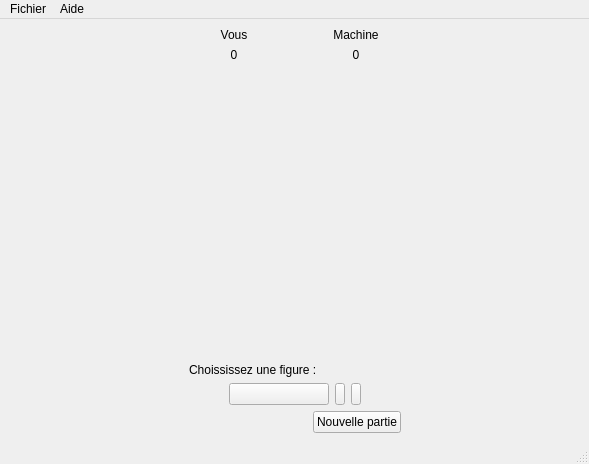
Before: the Qt Designer form V1_SAE-2-01/mainwindow.ui in MathisHeriveau/S2.01-Developpement-d-une-application, drawn with Qt 5.
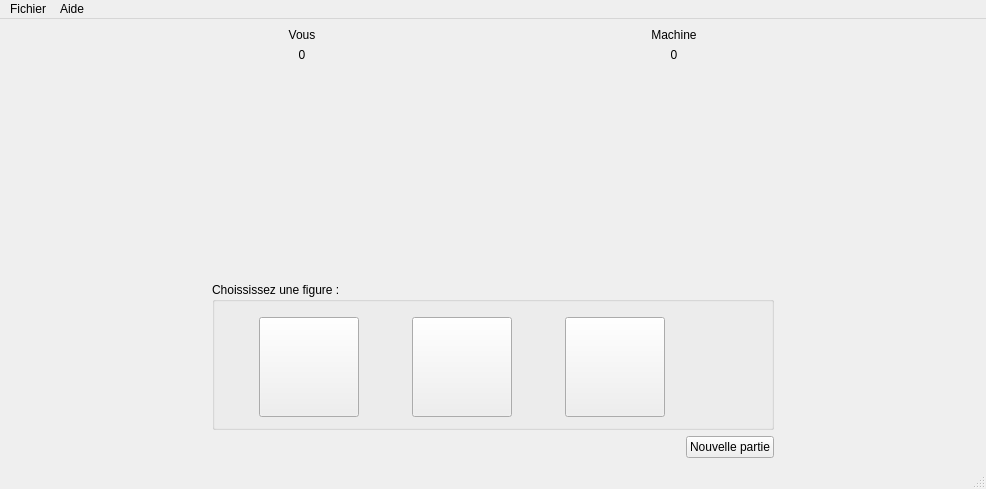
After: the same form once the commit is applied. Icons and pictures are not drawn.

Commit message: Amélioration de l'UI

Diff of the .ui file:
```diff
--- a/V1_SAE-2-01/mainwindow.ui
+++ b/V1_SAE-2-01/mainwindow.ui
@@ -6,10 +6,16 @@
    <rect>
     <x>0</x>
     <y>0</y>
-    <width>589</width>
-    <height>464</height>
+    <width>986</width>
+    <height>489</height>
    </rect>
   </property>
+  <property name="minimumSize">
+   <size>
+    <width>530</width>
+    <height>410</height>
+   </size>
+  </property>
   <property name="windowTitle">
    <string>MainWindow</string>
   </property>
@@ -31,31 +37,18 @@
     <item>
      <layout class="QVBoxLayout" name="layoutSecondaire">
       <item>
-       <layout class="QHBoxLayout" name="layoutPlateau">
-        <item>
-         <layout class="QVBoxLayout" name="layoutPlateauJoueur">
-          <item>
-           <widget class="QLabel" name="labelVous">
-            <property name="text">
-             <string>Vous</string>
-            </property>
-            <property name="alignment">
-             <set>Qt::AlignCenter</set>
-            </property>
-           </widget>
-          </item>
-          <item>
-           <widget class="QLabel" name="labelScoreVous">
-            <property name="text">
-             <string>0</string>
-            </property>
-            <property name="alignment">
-             <set>Qt::AlignCenter</set>
-            </property>
-           </widget>
-          </item>
-          <item>
-           <layout class="QHBoxLayout" name="horizontalLayout_3">
+       <layout class="QGridLayout" name="gridLayout">
+        <property name="topMargin">
+         <number>0</number>
+        </property>
+        <property name="rightMargin">
+         <number>10</number>
+        </property>
+        <property name="bottomMargin">
+         <number>20</number>
+        </property>
+        <item row="1" column="3">
+         <layout class="QHBoxLayout" name="horizontalLayout_4">
             <item>
              <spacer name="horizontalSpacer_4">
               <property name="orientation">
@@ -70,28 +63,37 @@
              </spacer>
             </item>
             <item>
-             <widget class="QLabel" name="iconVous">
+           <widget class="QLabel" name="iconMachine">
               <property name="sizePolicy">
                <sizepolicy hsizetype="Fixed" vsizetype="Fixed">
                 <horstretch>10</horstretch>
                 <verstretch>10</verstretch>
                </sizepolicy>
               </property>
+            <property name="minimumSize">
+             <size>
+              <width>100</width>
+              <height>100</height>
+             </size>
+            </property>
               <property name="maximumSize">
                <size>
-                <width>200</width>
-                <height>200</height>
+              <width>100</width>
+              <height>100</height>
                </size>
               </property>
               <property name="text">
                <string/>
               </property>
               <property name="pixmap">
-               <pixmap resource="ressourcesChifoumi.qrc">:/chifoumi/images/ciseau.gif</pixmap>
+             <pixmap resource="ressourcesChifoumi.qrc">:/chifoumi/images/pierre.gif</pixmap>
               </property>
               <property name="scaledContents">
                <bool>true</bool>
               </property>
+            <property name="alignment">
+             <set>Qt::AlignCenter</set>
+            </property>
              </widget>
             </item>
             <item>
@@ -109,50 +111,130 @@
             </item>
            </layout>
           </item>
+        <item row="1" column="1">
+         <layout class="QHBoxLayout" name="horizontalLayout_5">
+          <property name="rightMargin">
+           <number>0</number>
+          </property>
           <item>
-           <spacer name="verticalSpacer_2">
+           <spacer name="horizontalSpacer_6">
             <property name="orientation">
-             <enum>Qt::Vertical</enum>
+             <enum>Qt::Horizontal</enum>
             </property>
             <property name="sizeHint" stdset="0">
              <size>
-              <width>20</width>
-              <height>40</height>
+              <width>40</width>
+              <height>20</height>
              </size>
             </property>
            </spacer>
           </item>
-         </layout>
-        </item>
-        <item>
-         <layout class="QVBoxLayout" name="layoutPlateauCentre">
           <item>
            <widget class="QLabel" name="label_8">
+            <property name="minimumSize">
+             <size>
+              <width>100</width>
+              <height>100</height>
+             </size>
+            </property>
+            <property name="maximumSize">
+             <size>
+              <width>100</width>
+              <height>100</height>
+             </size>
+            </property>
             <property name="text">
              <string/>
             </property>
             <property name="pixmap">
              <pixmap resource="ressourcesChifoumi.qrc">:/chifoumi/images/versus.gif</pixmap>
             </property>
+            <property name="alignment">
+             <set>Qt::AlignCenter</set>
+            </property>
            </widget>
           </item>
           <item>
-           <spacer name="verticalSpacer">
+           <spacer name="horizontalSpacer_7">
             <property name="orientation">
-             <enum>Qt::Vertical</enum>
+             <enum>Qt::Horizontal</enum>
             </property>
             <property name="sizeHint" stdset="0">
              <size>
-              <width>20</width>
-              <height>40</height>
+              <width>40</width>
+              <height>20</height>
              </size>
             </property>
            </spacer>
           </item>
          </layout>
         </item>
+        <item row="1" column="0">
+         <layout class="QHBoxLayout" name="horizontalLayout_3">
         <item>
-         <layout class="QVBoxLayout" name="layoutPlateauMachine">
+           <spacer name="horizontalSpacer">
+            <property name="orientation">
+             <enum>Qt::Horizontal</enum>
+            </property>
+            <property name="sizeHint" stdset="0">
+             <size>
+              <width>40</width>
+              <height>20</height>
+             </size>
+            </property>
+           </spacer>
+          </item>
+          <item>
+           <widget class="QLabel" name="iconVous">
+            <property name="sizePolicy">
+             <sizepolicy hsizetype="Fixed" vsizetype="Fixed">
+              <horstretch>10</horstretch>
+              <verstretch>10</verstretch>
+             </sizepolicy>
+            </property>
+            <property name="minimumSize">
+             <size>
+              <width>100</width>
+              <height>100</height>
+             </size>
+            </property>
+            <property name="maximumSize">
+             <size>
+              <width>100</width>
+              <height>100</height>
+             </size>
+            </property>
+            <property name="text">
+             <string/>
+            </property>
+            <property name="pixmap">
+             <pixmap resource="ressourcesChifoumi.qrc">:/chifoumi/images/ciseau.gif</pixmap>
+            </property>
+            <property name="scaledContents">
+             <bool>true</bool>
+            </property>
+            <property name="alignment">
+             <set>Qt::AlignCenter</set>
+            </property>
+           </widget>
+          </item>
+          <item>
+           <spacer name="horizontalSpacer_2">
+            <property name="orientation">
+             <enum>Qt::Horizontal</enum>
+            </property>
+            <property name="sizeHint" stdset="0">
+             <size>
+              <width>40</width>
+              <height>20</height>
+             </size>
+            </property>
+           </spacer>
+          </item>
+         </layout>
+        </item>
+        <item row="0" column="3">
+         <layout class="QVBoxLayout" name="verticalLayout_7">
           <item>
            <widget class="QLabel" name="labelMachine">
             <property name="text">
@@ -173,63 +255,39 @@
             </property>
            </widget>
           </item>
-          <item>
-           <layout class="QHBoxLayout" name="horizontalLayout_7">
-            <item>
-             <spacer name="horizontalSpacer_6">
-              <property name="orientation">
-               <enum>Qt::Horizontal</enum>
-              </property>
-              <property name="sizeHint" stdset="0">
-               <size>
-                <width>40</width>
-                <height>20</height>
-               </size>
-              </property>
-             </spacer>
-            </item>
-            <item>
-             <widget class="QLabel" name="iconMachine">
-              <property name="sizePolicy">
-               <sizepolicy hsizetype="Fixed" vsizetype="Fixed">
-                <horstretch>10</horstretch>
-                <verstretch>10</verstretch>
-               </sizepolicy>
-              </property>
-              <property name="maximumSize">
-               <size>
-                <width>200</width>
-                <height>200</height>
-               </size>
-              </property>
+         </layout>
+        </item>
+        <item row="0" column="0">
+         <layout class="QVBoxLayout" name="verticalLayout_5">
+          <property name="topMargin">
+           <number>0</number>
+          </property>
+          <item>
+           <widget class="QLabel" name="labelVous">
               <property name="text">
-               <string/>
-              </property>
-              <property name="pixmap">
-               <pixmap resource="ressourcesChifoumi.qrc">:/chifoumi/images/pierre.gif</pixmap>
-              </property>
-              <property name="scaledContents">
-               <bool>true</bool>
-              </property>
+             <string>Vous</string>
+            </property>
+            <property name="alignment">
+             <set>Qt::AlignCenter</set>
+            </property>
              </widget>
             </item>
             <item>
-             <spacer name="horizontalSpacer_7">
-              <property name="orientation">
-               <enum>Qt::Horizontal</enum>
-              </property>
-              <property name="sizeHint" stdset="0">
-               <size>
-                <width>40</width>
-                <height>20</height>
-               </size>
-              </property>
-             </spacer>
+           <widget class="QLabel" name="labelScoreVous">
+            <property name="text">
+             <string>0</string>
+            </property>
+            <property name="alignment">
+             <set>Qt::AlignCenter</set>
+            </property>
+           </widget>
             </item>
            </layout>
           </item>
+       </layout>
+      </item>
           <item>
-           <spacer name="verticalSpacer_3">
+       <spacer name="verticalSpacer">
             <property name="orientation">
              <enum>Qt::Vertical</enum>
             </property>
@@ -240,34 +298,64 @@
              </size>
             </property>
            </spacer>
-          </item>
-         </layout>
-        </item>
-       </layout>
       </item>
       <item>
        <layout class="QVBoxLayout" name="verticalLayout">
         <item>
-         <widget class="QLabel" name="label_5">
-          <property name="text">
+         <widget class="QGroupBox" name="boxCoups">
+          <property name="minimumSize">
+           <size>
+            <width>319</width>
+            <height>148</height>
+           </size>
+          </property>
+          <property name="title">
            <string>Choississez une figure :</string>
           </property>
-         </widget>
-        </item>
-        <item>
+          <widget class="QWidget" name="horizontalLayoutWidget">
+           <property name="geometry">
+            <rect>
+             <x>0</x>
+             <y>20</y>
+             <width>501</width>
+             <height>131</height>
+            </rect>
+           </property>
          <layout class="QHBoxLayout" name="horizontalLayout">
           <item>
-           <spacer name="horizontalSpacer">
-            <property name="orientation">
-             <enum>Qt::Horizontal</enum>
-            </property>
-            <property name="sizeHint" stdset="0">
+             <widget class="QPushButton" name="iconFeuille">
+              <property name="sizePolicy">
+               <sizepolicy hsizetype="Fixed" vsizetype="Fixed">
+                <horstretch>10</horstretch>
+                <verstretch>10</verstretch>
+               </sizepolicy>
+              </property>
+              <property name="minimumSize">
              <size>
-              <width>40</width>
-              <height>20</height>
-             </size>
-            </property>
-           </spacer>
+                <width>100</width>
+                <height>100</height>
+               </size>
+              </property>
+              <property name="maximumSize">
+               <size>
+                <width>100</width>
+                <height>100</height>
+               </size>
+              </property>
+              <property name="text">
+               <string/>
+              </property>
+              <property name="icon">
+               <iconset resource="ressourcesChifoumi.qrc">
+                <normaloff>:/chifoumi/images/papier_115.png</normaloff>:/chifoumi/images/papier_115.png</iconset>
+              </property>
+              <property name="iconSize">
+               <size>
+                <width>100</width>
+                <height>100</height>
+               </size>
+              </property>
+             </widget>
           </item>
           <item>
            <widget class="QPushButton" name="iconPierre">
@@ -279,8 +367,8 @@
             </property>
             <property name="minimumSize">
              <size>
-              <width>10</width>
-              <height>10</height>
+                <width>100</width>
+                <height>100</height>
              </size>
             </property>
             <property name="maximumSize">
@@ -304,45 +392,10 @@
             </property>
             <property name="iconSize">
              <size>
-              <width>60</width>
-              <height>60</height>
-             </size>
-            </property>
-           </widget>
-          </item>
-          <item>
-           <widget class="QPushButton" name="iconFeuille">
-            <property name="sizePolicy">
-             <sizepolicy hsizetype="Fixed" vsizetype="Fixed">
-              <horstretch>10</horstretch>
-              <verstretch>10</verstretch>
-             </sizepolicy>
-            </property>
-            <property name="minimumSize">
-             <size>
-              <width>10</width>
-              <height>10</height>
-             </size>
-            </property>
-            <property name="maximumSize">
-             <size>
               <width>100</width>
               <height>100</height>
              </size>
             </property>
-            <property name="text">
-             <string/>
-            </property>
-            <property name="icon">
-             <iconset resource="ressourcesChifoumi.qrc">
-              <normaloff>:/chifoumi/images/papier_115.png</normaloff>:/chifoumi/images/papier_115.png</iconset>
-            </property>
-            <property name="iconSize">
-             <size>
-              <width>60</width>
-              <height>60</height>
-             </size>
-            </property>
            </widget>
           </item>
           <item>
@@ -355,8 +408,8 @@
             </property>
             <property name="minimumSize">
              <size>
-              <width>10</width>
-              <height>10</height>
+                <width>100</width>
+                <height>100</height>
              </size>
             </property>
             <property name="maximumSize">
@@ -374,26 +427,15 @@
             </property>
             <property name="iconSize">
              <size>
-              <width>60</width>
-              <height>60</height>
+                <width>100</width>
+                <height>100</height>
              </size>
             </property>
            </widget>
           </item>
-          <item>
-           <spacer name="horizontalSpacer_2">
-            <property name="orientation">
-             <enum>Qt::Horizontal</enum>
-            </property>
-            <property name="sizeHint" stdset="0">
-             <size>
-              <width>40</width>
-              <height>20</height>
-             </size>
-            </property>
-           </spacer>
-          </item>
-         </layout>
+           </layout>
+          </widget>
+         </widget>
         </item>
         <item>
          <layout class="QHBoxLayout" name="horizontalLayout_2">
@@ -443,7 +485,7 @@
     <rect>
      <x>0</x>
      <y>0</y>
-     <width>589</width>
+     <width>986</width>
      <height>21</height>
     </rect>
    </property>
```
Lines whose indentation alone changed are shown as unchanged.
